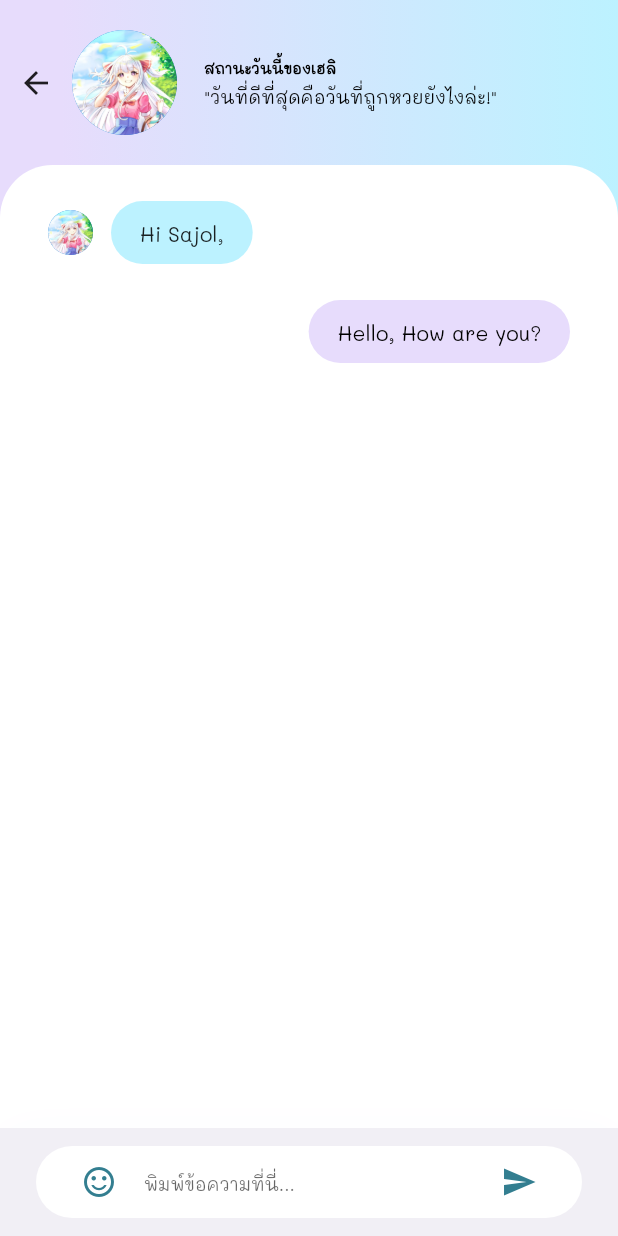
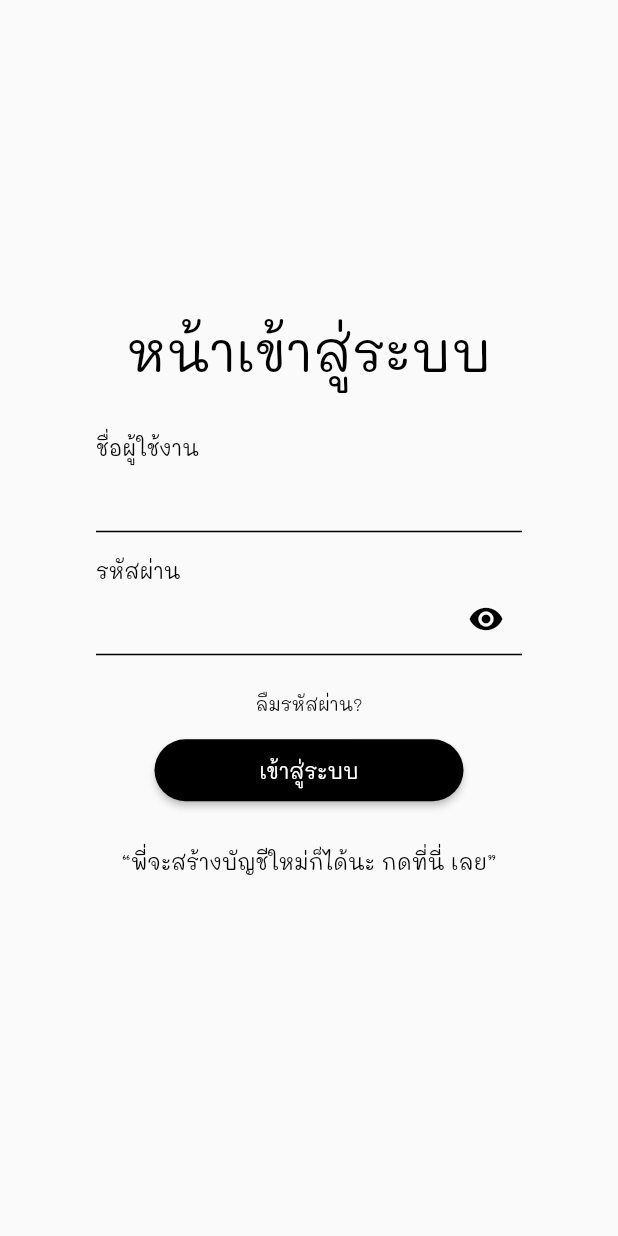
Before and after one commit to boraprae/heli_bifrost_project, a Flutter app: the screen it shows after launch, on a phone screen of 412 x 824 dp. Run offline on Flutter 3.47's test engine with Material 2 defaults, Android fonts, the phone set to English and light mode, and no system bars; drawn by our look-alikes of auto_size_text; our stand-ins replace flutter_dotenv, get.

Commit message:
login page layout

```diff
--- /dev/null
+++ b/lib/login/login.dart
@@ -0,0 +1,172 @@
+import 'package:flutter/material.dart';
+
+class Login extends StatefulWidget {
+  const Login({Key? key}) : super(key: key);
+
+  @override
+  State<Login> createState() => _LoginState();
+}
+
+class _LoginState extends State<Login> {
+  TextEditingController usernameController = TextEditingController();
+  TextEditingController passwordController = TextEditingController();
+  bool showPassword = true;
+  @override
+  Widget build(BuildContext context) {
+    Size size = MediaQuery.of(context).size;
+    return Scaffold(
+      body: Column(
+        crossAxisAlignment: CrossAxisAlignment.center,
+        mainAxisAlignment: MainAxisAlignment.center,
+        children: [
+          Row(
+            mainAxisAlignment: MainAxisAlignment.center,
+            children: [
+              Text(
+                'หน้าเข้าสู่ระบบ',
+                style: TextStyle(
+                  color: Colors.black,
+                  fontSize: 36,
+                  fontWeight: FontWeight.w500,
+                ),
+              ),
+              // ),
+            ],
+          ),
+
+          //username
+          Padding(
+            padding: const EdgeInsets.fromLTRB(64, 32, 64, 8),
+            child: Column(
+              crossAxisAlignment: CrossAxisAlignment.start,
+              children: [
+                Text(
+                  'ชื่อผู้ใช้งาน',
+                  style: TextStyle(
+                    color: Colors.black,
+                    fontSize: 14,
+                    fontWeight: FontWeight.w500,
+                  ),
+                ),
+                TextFormField(
+                  controller: usernameController,
+                  style: TextStyle(color: Colors.black),
+                  decoration: InputDecoration(
+                      enabledBorder: UnderlineInputBorder(
+                        borderSide: BorderSide(color: Colors.black),
+                      ),
+                      focusedBorder: UnderlineInputBorder(
+                        borderSide: BorderSide(color: Colors.black),
+                      )),
+                ),
+                SizedBox(
+                  height: 16,
+                ),
+                //password
+                Text(
+                  'รหัสผ่าน',
+                  style: TextStyle(
+                    color: Colors.black,
+                    fontSize: 14,
+                    fontWeight: FontWeight.w500,
+                  ),
+                ),
+                TextFormField(
+                  controller: passwordController,
+                  style: TextStyle(color: Colors.black),
+                  obscureText: showPassword,
+                  decoration: InputDecoration(
+                      enabledBorder: UnderlineInputBorder(
+                        borderSide: BorderSide(color: Colors.black),
+                      ),
+                      focusedBorder: UnderlineInputBorder(
+                        borderSide: BorderSide(color: Colors.black),
+                      ),
+                      suffixIcon: IconButton(
+                        onPressed: () {
+                          setState(() {
+                            showPassword = !showPassword;
+                          });
+                        },
+                        icon: Icon(
+                          Icons.remove_red_eye,
+                          color: Colors.black,
+                        ),
+                      )),
+                ),
+              ],
+            ),
+          ),
+
+          //forget password?
+          TextButton(
+              child: Text(
+                "ลืมรหัสผ่าน?",
+                style: TextStyle(fontSize: 12),
+              ),
+              style: TextButton.styleFrom(
+                primary: Colors.black,
+              ),
+              onPressed: () {}),
+          //button sign in
+          SizedBox(
+            width: 0.5 * size.width,
+            height: 0.05 * size.height,
+            child: ElevatedButton(
+              onPressed: () async {
+                if (usernameController.text == '' ||
+                    passwordController.text == '') {
+                  showDialog(
+                    context: context,
+                    builder: (BuildContext context) {
+                      return AlertDialog(
+                        title: Text('Warning!'),
+                        content: Column(
+                          mainAxisSize: MainAxisSize.min,
+                          children: [
+                            Text('Please type your email and password first.'),
+                          ],
+                        ),
+                      );
+                    },
+                  );
+                } else {
+                  //  var Loging = await login();
+                  //saveToken(Loging.body);
+                  // if (Loging.statusCode < 299) {
+                  //   Navigator.pushNamed(context, '/mainMenu');
+                  //   usernameController.clear();
+                  //   passwordController.clear();
+                  // } else {
+                  // loginFailed(Loging.body);
+                  //}
+                }
+              },
+              style: ElevatedButton.styleFrom(
+                primary: Colors.black,
+                shape: new RoundedRectangleBorder(
+                  borderRadius: new BorderRadius.circular(30.0),
+                ),
+              ),
+              child: Text(
+                "เข้าสู่ระบบ",
+                style: TextStyle(fontSize: 14),
+              ),
+            ),
+          ),
+          Padding(
+            padding: const EdgeInsets.all(16.0),
+            child: TextButton(
+                child: Text("\“พี่จะสร้างบัญชีใหม่ก็ได้นะ กดที่นี่ เลย\”"),
+                style: TextButton.styleFrom(
+                  primary: Colors.black,
+                ),
+                onPressed: () {
+                  Navigator.pushNamed(context, '/signUppage');
+                }),
+          ),
+        ],
+      ),
+    );
+  }
+}
--- a/lib/main.dart
+++ b/lib/main.dart
@@ -1,7 +1,9 @@
+
 import 'package:flutter/material.dart';
 import 'package:flutter_dotenv/flutter_dotenv.dart';
 import 'package:get/get.dart';
 import 'package:heli_bifrost_project/chats/chatScreen.dart';
+import 'package:heli_bifrost_project/login/login.dart';
 
 void main() async {
   await dotenv.load(fileName: ".env");
@@ -14,8 +16,9 @@ void main() async {
         // bottomSheetTheme: BottomSheetThemeData(backgroundColor: Colors.black54),
       ),
       debugShowCheckedModeBanner: false,
-      initialRoute: '/chat',
+      initialRoute: '/login',
       routes: {
+        '/login': (context) => Login(),
         '/chat': (context) => ChatScreen(),
       },
     ),
```
